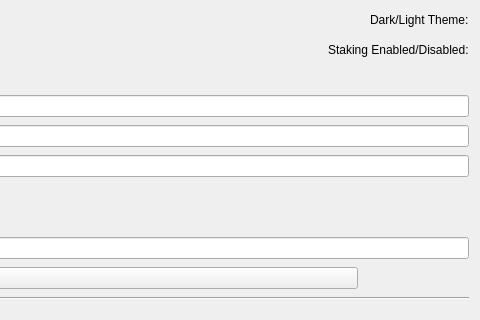
Above: src/qt/forms/optionspage.ui from pedrorv0106/DAPS before the change; both pictures show x 570 to 1050 and y 0 to 320 of the 1050 by 472 pixel window. Below: the same form after it.
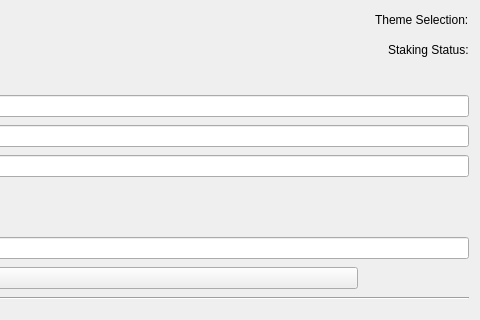
That is the form after the change. Icons and pictures are not drawn. Custom widgets are drawn as their Qt base class.

Commit message: Adjust/Fix Toggle Buttons CSS

Diff of the .ui file:
```diff
--- a/src/qt/forms/optionspage.ui
+++ b/src/qt/forms/optionspage.ui
@@ -35,7 +35,7 @@
       </sizepolicy>
      </property>
      <property name="text">
-      <string>Dark/Light Theme:</string>
+      <string>Theme Selection:</string>
      </property>
     </widget>
    </item>
@@ -76,7 +76,7 @@
       </sizepolicy>
      </property>
      <property name="text">
-      <string>Staking Enabled/Disabled:</string>
+      <string>Staking Status:</string>
      </property>
     </widget>
    </item>
```
Left out of the diff: 36 changed lines with no effect on the pictures.
